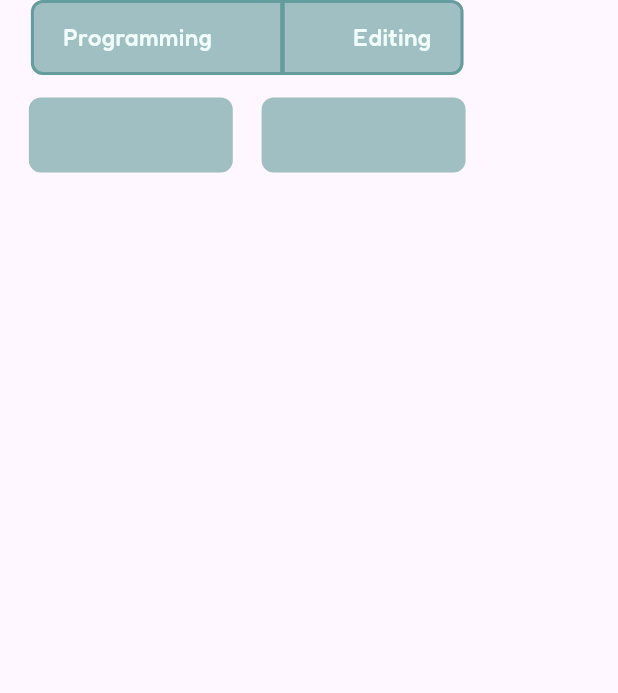
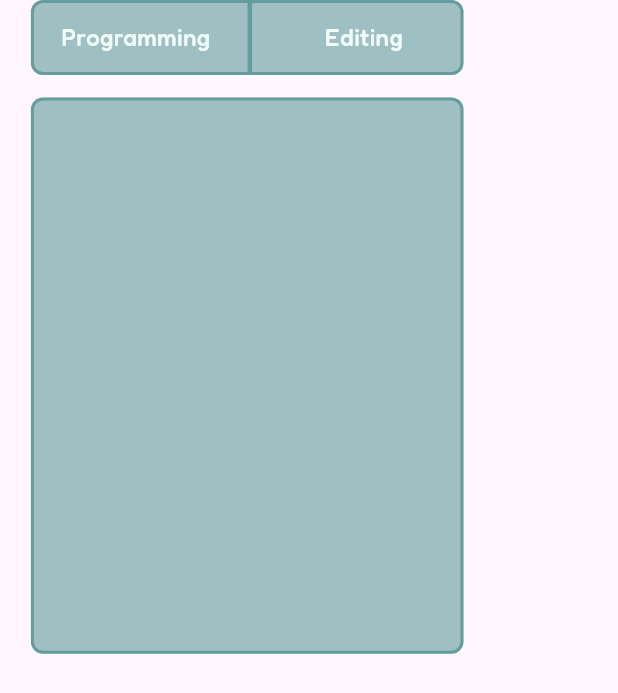
Before and after one commit to itsMallix/Flutter_PortfolioWeb, a Flutter app: the SkillComp widget shown alone on an empty page, opened directly, on a phone screen of 412 x 824 dp. Shown: the top 693 px of the screen. Run offline on Flutter 3.47's test engine with Material 3 defaults, Android fonts, the phone set to English and light mode, and no system bars; our stand-ins replace google_fonts.

```diff
--- a/lib/components/skill.dart
+++ b/lib/components/skill.dart
@@ -27,7 +27,13 @@ class SkillComp extends StatelessWidget {
             child: Row(
               mainAxisAlignment: MainAxisAlignment.spaceAround,
               children: [
-                Center(
+                Container(
+                  width: MediaQuery.of(context).size.width * 0.33,
+                  height: 50,
+                  decoration: BoxDecoration(
+                    borderRadius: BorderRadius.circular(8),
+                  ),
+                  child: Center(
                     child: Text(
                       "Programming",
                       style: GoogleFonts.fredoka(
@@ -37,11 +43,18 @@ class SkillComp extends StatelessWidget {
                       ),
                     ),
                   ),
+                ),
                 VerticalDivider(
                   color: DesignSystem.normalTeal.withAlpha(95),
                   thickness: 3,
                 ),
-                Center(
+                Container(
+                  width: MediaQuery.of(context).size.width * 0.33,
+                  height: 50,
+                  decoration: BoxDecoration(
+                    borderRadius: BorderRadius.circular(8),
+                  ),
+                  child: Center(
                     child: Text(
                       "Editing",
                       style: GoogleFonts.fredoka(
@@ -51,30 +64,22 @@ class SkillComp extends StatelessWidget {
                       ),
                     ),
                   ),
+                ),
               ],
             ),
           ),
           SizedBox(height: 15),
-          Row(
-            mainAxisAlignment: MainAxisAlignment.spaceEvenly,
-            children: [
           Container(
-                width: MediaQuery.of(context).size.width * 0.33,
-                height: 50,
+            width: MediaQuery.of(context).size.width * 0.7,
+            height: MediaQuery.of(context).size.height * 0.45,
             decoration: BoxDecoration(
               color: DesignSystem.normalTeal.withAlpha(95),
               borderRadius: BorderRadius.circular(8),
+              border: Border.all(
+                color: DesignSystem.normalTeal.withAlpha(95),
+                width: 2,
               ),
             ),
-              Container(
-                width: MediaQuery.of(context).size.width * 0.33,
-                height: 50,
-                decoration: BoxDecoration(
-                  color: DesignSystem.normalTeal.withAlpha(95),
-                  borderRadius: BorderRadius.circular(8),
-                ),
-              ),
-            ],
           ),
         ],
       ),
--- a/lib/model/modelAwards.dart
+++ b/lib/model/modelAwards.dart
@@ -2,14 +2,14 @@ class awardModel {
   final String year;
   final String logo;
   final String title;
-  final String Place;
+  final String place;
   final String description;
 
   awardModel({
     required this.year,
     required this.logo,
     required this.title,
-    required this.Place,
+    required this.place,
     required this.description,
   });
 }
```
Also changed, not shown: lib/components/awards.dart (added, +17 -0 lines), lib/components/experience.dart (+73 -35 lines), lib/components/footer.dart (added, +17 -0 lines), lib/model/modelEducation.dart (+19 -0 lines), lib/views/screen_home.dart (+7 -0 lines). Lines whose indentation alone changed are shown as unchanged.
